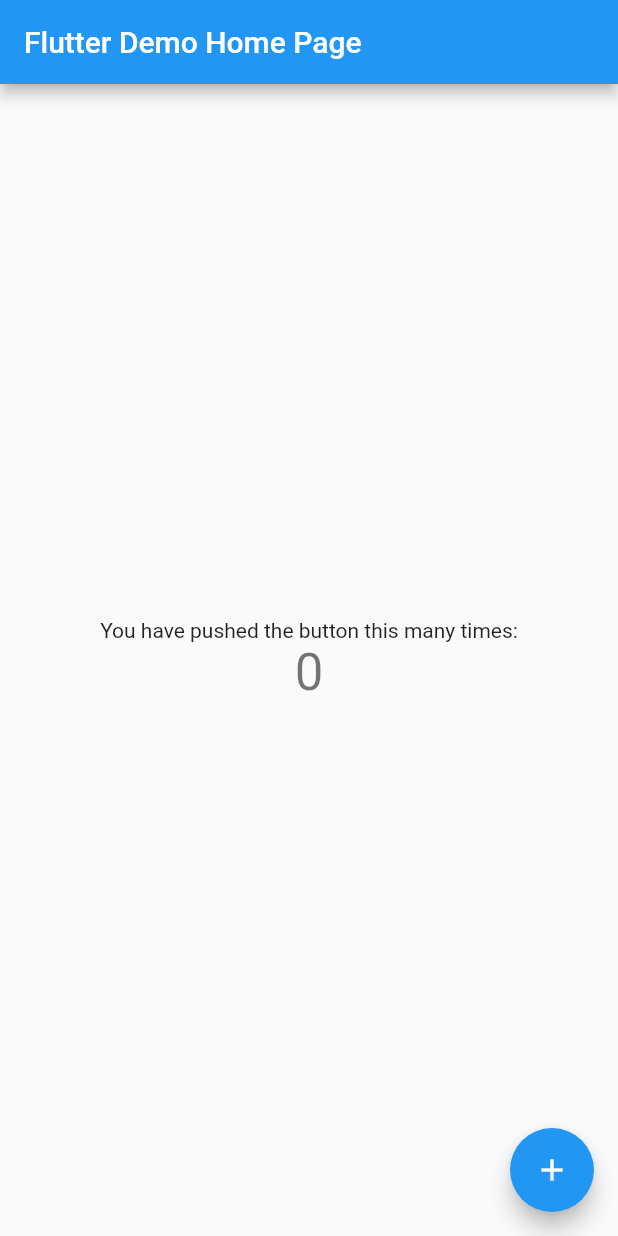
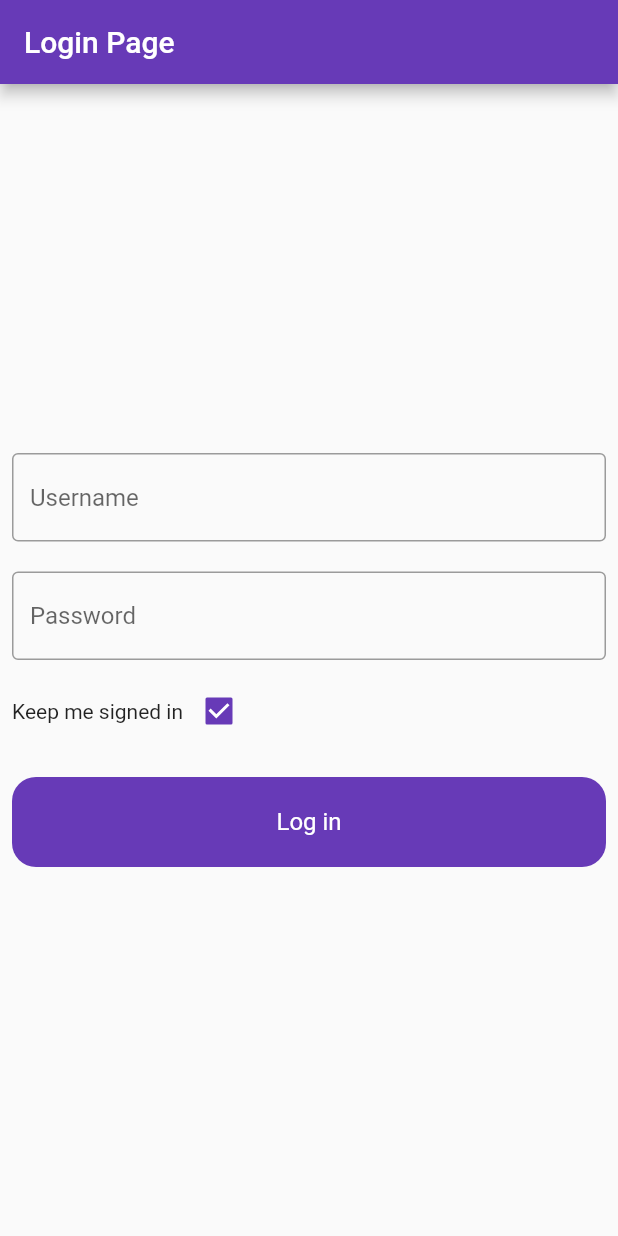
Before and after one commit to thisisyusub/Edway-Tutorial-App, a Flutter app: the screen it shows after launch, on a phone screen of 412 x 824 dp. Run offline on Flutter 3.47's test engine with Material 2 defaults, Android fonts, the phone set to English and light mode, and no system bars; our stand-ins replace dio.

Commit message:
login page initialized

```diff
--- /dev/null
+++ b/lib/data/data_sources/auth_data_source.dart
@@ -0,0 +1,28 @@
+import '../models/login_body.dart';
+import 'dio_configuration.dart';
+
+class AuthDataSource {
+  Future<bool> signIn(String username, String password) async {
+    try {
+      final loginBody = LoginBody(
+        clientId: 'org.edway.webclient',
+        clientSecret: 'r4D5PuJEYepOOjnYGRsdYsEgAB',
+        grantType: 'password',
+        username: username,
+        password: password,
+      ).toJson();
+
+      final result = await dio.post('/connect/token', data: loginBody);
+
+      if (result.statusCode != null) {
+        if (result.statusCode! >= 200 && result.statusCode! <= 299) {
+          return true;
+        }
+      }
+    } catch (e, s) {
+      print('$e => $s');
+    }
+
+    return false;
+  }
+}
--- /dev/null
+++ b/lib/data/models/login_body.dart
@@ -0,0 +1,35 @@
+class LoginBody {
+  final String clientId;
+  final String clientSecret;
+  final String grantType;
+  final String username;
+  final String password;
+
+  LoginBody({
+    required this.clientId,
+    required this.clientSecret,
+    required this.grantType,
+    required this.username,
+    required this.password,
+  });
+
+  factory LoginBody.fromJson(Map<String, dynamic> json) {
+    return LoginBody(
+      clientId: json['client_id'],
+      clientSecret: json['client_secret'],
+      grantType: json['grant_type'],
+      username: json['username'],
+      password: json['password'],
+    );
+  }
+
+  Map<String, dynamic> toJson() {
+    return {
+      'client_id': clientId,
+      'client_secret': clientSecret,
+      'grant_type': grantType,
+      'username': username,
+      'password': password,
+    };
+  }
+}
--- a/lib/main.dart
+++ b/lib/main.dart
@@ -1,113 +1,7 @@
 import 'package:flutter/material.dart';
+
+import './presentation/app.dart';
 
 void main() {
   runApp(MyApp());
 }
-
-class MyApp extends StatelessWidget {
-  // This widget is the root of your application.
-  @override
-  Widget build(BuildContext context) {
-    return MaterialApp(
-      title: 'Flutter Demo',
-      theme: ThemeData(
-        // This is the theme of your application.
-        //
-        // Try running your application with "flutter run". You'll see the
-        // application has a blue toolbar. Then, without quitting the app, try
-        // changing the primarySwatch below to Colors.green and then invoke
-        // "hot reload" (press "r" in the console where you ran "flutter run",
-        // or simply save your changes to "hot reload" in a Flutter IDE).
-        // Notice that the counter didn't reset back to zero; the application
-        // is not restarted.
-        primarySwatch: Colors.blue,
-      ),
-      home: MyHomePage(title: 'Flutter Demo Home Page'),
-    );
-  }
-}
-
-class MyHomePage extends StatefulWidget {
-  MyHomePage({Key? key, required this.title}) : super(key: key);
-
-  // This widget is the home page of your application. It is stateful, meaning
-  // that it has a State object (defined below) that contains fields that affect
-  // how it looks.
-
-  // This class is the configuration for the state. It holds the values (in this
-  // case the title) provided by the parent (in this case the App widget) and
-  // used by the build method of the State. Fields in a Widget subclass are
-  // always marked "final".
-
-  final String title;
-
-  @override
-  _MyHomePageState createState() => _MyHomePageState();
-}
-
-class _MyHomePageState extends State<MyHomePage> {
-  int _counter = 0;
-
-  void _incrementCounter() {
-    setState(() {
-      // This call to setState tells the Flutter framework that something has
-      // changed in this State, which causes it to rerun the build method below
-      // so that the display can reflect the updated values. If we changed
-      // _counter without calling setState(), then the build method would not be
-      // called again, and so nothing would appear to happen.
-      _counter++;
-    });
-  }
-
-  @override
-  Widget build(BuildContext context) {
-    // This method is rerun every time setState is called, for instance as done
-    // by the _incrementCounter method above.
-    //
-    // The Flutter framework has been optimized to make rerunning build methods
-    // fast, so that you can just rebuild anything that needs updating rather
-    // than having to individually change instances of widgets.
-    return Scaffold(
-      appBar: AppBar(
-        // Here we take the value from the MyHomePage object that was created by
-        // the App.build method, and use it to set our appbar title.
-        title: Text(widget.title),
-      ),
-      body: Center(
-        // Center is a layout widget. It takes a single child and positions it
-        // in the middle of the parent.
-        child: Column(
-          // Column is also a layout widget. It takes a list of children and
-          // arranges them vertically. By default, it sizes itself to fit its
-          // children horizontally, and tries to be as tall as its parent.
-          //
-          // Invoke "debug painting" (press "p" in the console, choose the
-          // "Toggle Debug Paint" action from the Flutter Inspector in Android
-          // Studio, or the "Toggle Debug Paint" command in Visual Studio Code)
-          // to see the wireframe for each widget.
-          //
-          // Column has various properties to control how it sizes itself and
-          // how it positions its children. Here we use mainAxisAlignment to
-          // center the children vertically; the main axis here is the vertical
-          // axis because Columns are vertical (the cross axis would be
-          // horizontal).
-          mainAxisAlignment: MainAxisAlignment.center,
-          children: <Widget>[
-            Text(
-              'You have pushed the button this many times:',
-            ),
-            Text(
-              '$_counter',
-              style: Theme.of(context).textTheme.headline4,
-            ),
-          ],
-        ),
-      ),
-      floatingActionButton: FloatingActionButton(
-        onPressed: _incrementCounter,
-        tooltip: 'Increment',
-        child: Icon(Icons.add),
-      ), // This trailing comma makes auto-formatting nicer for build methods.
-    );
-  }
-}
--- /dev/null
+++ b/lib/presentation/app.dart
@@ -0,0 +1,25 @@
+import 'package:flutter/material.dart';
+import 'package:provider/provider.dart';
+
+import '../providers/auth_change_notifier.dart';
+import 'pages/login/login_page.dart';
+
+class MyApp extends StatelessWidget {
+  @override
+  Widget build(BuildContext context) {
+    return MaterialApp(
+      title: 'Flutter Demo',
+      theme: ThemeData(
+        primarySwatch: Colors.deepPurple,
+      ),
+      home: ChangeNotifierProvider<AuthChangeNotifier>(
+        create: (context) => AuthChangeNotifier(),
+        child: LoginPage(),
+      ),
+      // initialRoute: '/login',
+      // routes: {
+      //   '/login': (context) => LoginPage(),
+      // },
+    );
+  }
+}
--- /dev/null
+++ b/lib/presentation/global/custom_action_button.dart
@@ -0,0 +1,59 @@
+import 'package:flutter/material.dart';
+
+enum ButtonSize { small, medium, large }
+
+class CustomActionButton extends StatelessWidget {
+  final String title;
+  final ButtonSize? buttonSize;
+  final Color? color;
+  final Color? splashColor;
+  final Color? textColor;
+  final VoidCallback? onTap;
+
+  const CustomActionButton({
+    Key? key,
+    required this.title,
+    this.buttonSize = ButtonSize.medium,
+    this.color = Colors.blue,
+    this.splashColor = Colors.grey,
+    this.textColor = Colors.black,
+    this.onTap,
+  }) : super(key: key);
+
+  double _getButtonHeight(ButtonSize buttonSize) {
+    switch (buttonSize) {
+      case ButtonSize.small:
+        return 40.0;
+      case ButtonSize.medium:
+        return 60.0;
+      case ButtonSize.large:
+        return 80.0;
+    }
+  }
+
+  @override
+  Widget build(BuildContext context) {
+    return Ink(
+      width: double.infinity,
+      decoration: BoxDecoration(
+        color: color,
+        borderRadius: BorderRadius.circular(16.0),
+      ),
+      height: _getButtonHeight(buttonSize ?? ButtonSize.small),
+      child: InkWell(
+        splashColor: splashColor,
+        borderRadius: BorderRadius.circular(16.0),
+        onTap: onTap,
+        child: Center(
+          child: Text(
+            title,
+            style: TextStyle(
+              fontSize: 16.0,
+              color: textColor,
+            ),
+          ),
+        ),
+      ),
+    );
+  }
+}
--- /dev/null
+++ b/lib/presentation/pages/login/login_page.dart
@@ -0,0 +1,104 @@
+import 'package:flutter/material.dart';
+import 'package:provider/provider.dart';
+
+import '../../../providers/auth_change_notifier.dart';
+import '../../global/custom_action_button.dart';
+
+class LoginPage extends StatefulWidget {
+  LoginPage({Key? key}) : super(key: key);
+
+  @override
+  _LoginPageState createState() => _LoginPageState();
+}
+
+class _LoginPageState extends State<LoginPage> {
+  final username = TextEditingController();
+
+  final password = TextEditingController();
+
+  @override
+  void initState() {
+    super.initState();
+
+    final authNotifier = context.read<AuthChangeNotifier>();
+
+    authNotifier.addListener(() {
+      if (authNotifier.isFailure) {
+        showDialog(
+          context: context,
+          builder: (context) {
+            return AlertDialog(
+              title: Text('Failure!'),
+              content: Text('Failure occurred! Please, try again!'),
+            );
+          },
+        );
+      }
+    });
+  }
+
+  @override
+  Widget build(BuildContext context) {
+    final decoration = InputDecoration(
+      border: OutlineInputBorder(),
+    );
+
+    return Scaffold(
+      appBar: AppBar(
+        title: Text('Login Page'),
+      ),
+      body: Padding(
+        padding: const EdgeInsets.all(8.0),
+        child: Column(
+          mainAxisAlignment: MainAxisAlignment.center,
+          children: [
+            TextField(
+              controller: username,
+              decoration: decoration.copyWith(
+                hintText: 'Username',
+              ),
+            ),
+            SizedBox(height: 20),
+            TextField(
+              controller: password,
+              decoration: decoration.copyWith(
+                hintText: 'Password',
+              ),
+              obscureText: true,
+            ),
+            SizedBox(height: 10),
+            Row(
+              children: [
+                Text('Keep me signed in'),
+                Checkbox(
+                  value: true,
+                  onChanged: (value) {},
+                ),
+              ],
+            ),
+            SizedBox(height: 20),
+            Consumer<AuthChangeNotifier>(
+              builder: (context, authNotifier, child) {
+                if (authNotifier.inProgress) {
+                  return CircularProgressIndicator();
+                }
+
+                return CustomActionButton(
+                  title: 'Log in',
+                  color: Theme.of(context).primaryColor,
+                  textColor: Colors.white,
+                  onTap: () {
+                    context.read<AuthChangeNotifier>().login(
+                          username.text,
+                          password.text,
+                        );
+                  },
+                );
+              },
+            ),
+          ],
+        ),
+      ),
+    );
+  }
+}
--- /dev/null
+++ b/lib/providers/auth_change_notifier.dart
@@ -0,0 +1,25 @@
+import 'package:flutter/material.dart';
+
+import '../data/data_sources/auth_data_source.dart';
+
+class AuthChangeNotifier extends ChangeNotifier {
+  bool inProgress = false;
+  bool isFailure = false;
+  bool isSuccess = false;
+
+  void login(String username, String password) async {
+    inProgress = true;
+    notifyListeners();
+
+    await Future.delayed(Duration(seconds: 3));
+    final authDataSource = AuthDataSource();
+
+    final result = await authDataSource.signIn(username, password);
+
+    inProgress = false;
+    isSuccess = result; // false
+    isFailure = !result; // true
+
+    notifyListeners();
+  }
+}
--- a/pubspec.yaml
+++ b/pubspec.yaml
@@ -18,11 +18,13 @@ publish_to: 'none' # Remove this line if you wish to publish to pub.dev
 version: 1.0.0+1
 
 environment:
-  sdk: ">=2.12.0 <3.0.0"
+  sdk: ">=2.13.0 <3.0.0"
 
 dependencies:
   flutter:
     sdk: flutter
+  dio: ^4.0.0
+  provider: ^5.0.0
 
 
   # The following adds the Cupertino Icons font to your application.
```
Also changed, not shown: lib/data/data_sources/dio_configuration.dart (added, +7 -0 lines), pubspec.lock, 1 other file.
